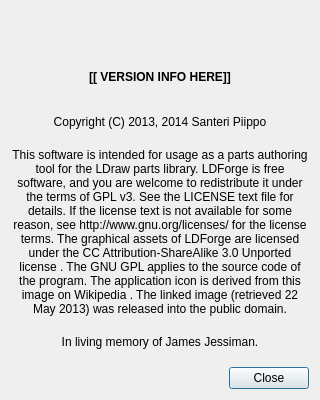
First picture: the form in ui/about.ui, repository Symbian9/ldforge, before the edit.
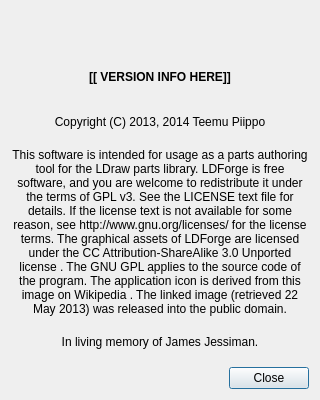
Second picture: the form after the edit. Icons and pictures are not drawn.

Commit message: - changed copyright lines to use my legal name instead of my nickname

The edit to the form file:
```diff
--- a/ui/about.ui
+++ b/ui/about.ui
@@ -64,7 +64,7 @@
    <item>
     <widget class="QLabel" name="label_2">
      <property name="text">
-      <string>Copyright (C) 2013, 2014 Santeri Piippo</string>
+      <string>Copyright (C) 2013, 2014 Teemu Piippo</string>
      </property>
      <property name="alignment">
       <set>Qt::AlignCenter</set>
```
The commit also changes 66 other files.
